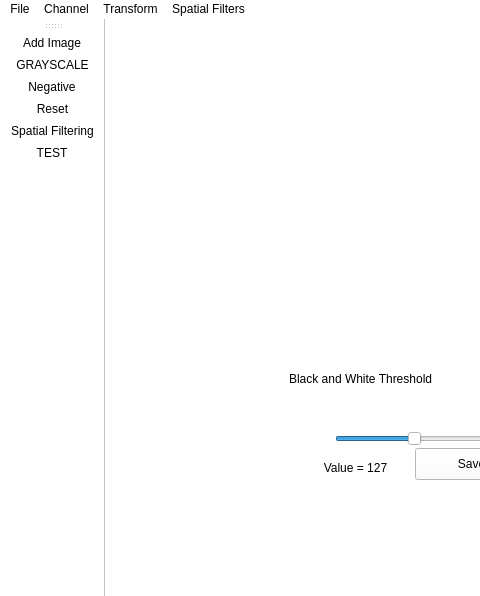
Above: viewer.ui from gcmillora/PyQT-Image-Processing before the change; both pictures show x 0 to 480 and y 0 to 596 of the 806 by 596 pixel window. Below: the same form after it.
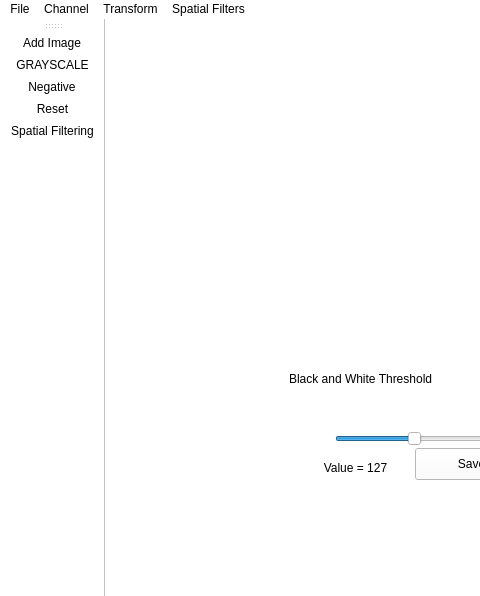
That is the form after the change. Icons and pictures are not drawn.

```diff
--- a/viewer.ui
+++ b/viewer.ui
@@ -276,18 +276,20 @@
    <property name="windowTitle">
     <string>toolBar</string>
    </property>
+   <property name="styleSheet">
+    <string notr="true"/>
+   </property>
    <attribute name="toolBarArea">
     <enum>LeftToolBarArea</enum>
    </attribute>
    <attribute name="toolBarBreak">
-    <bool>true</bool>
+    <bool>false</bool>
    </attribute>
    <addaction name="actionAdd_Image"/>
    <addaction name="grayscaleTool"/>
    <addaction name="tfNegative"/>
    <addaction name="reset"/>
    <addaction name="spatial_filtering"/>
-   <addaction name="test"/>
   </widget>
   <widget class="QMenuBar" name="menuBar">
    <property name="geometry">
@@ -460,11 +462,6 @@
     <string>Spatial Filtering</string>
    </property>
   </action>
-  <action name="test">
-   <property name="text">
-    <string>TEST</string>
-   </property>
-  </action>
  </widget>
  <resources/>
  <connections/>
```
Left out of the diff: 15 changed lines with no effect on the pictures.
